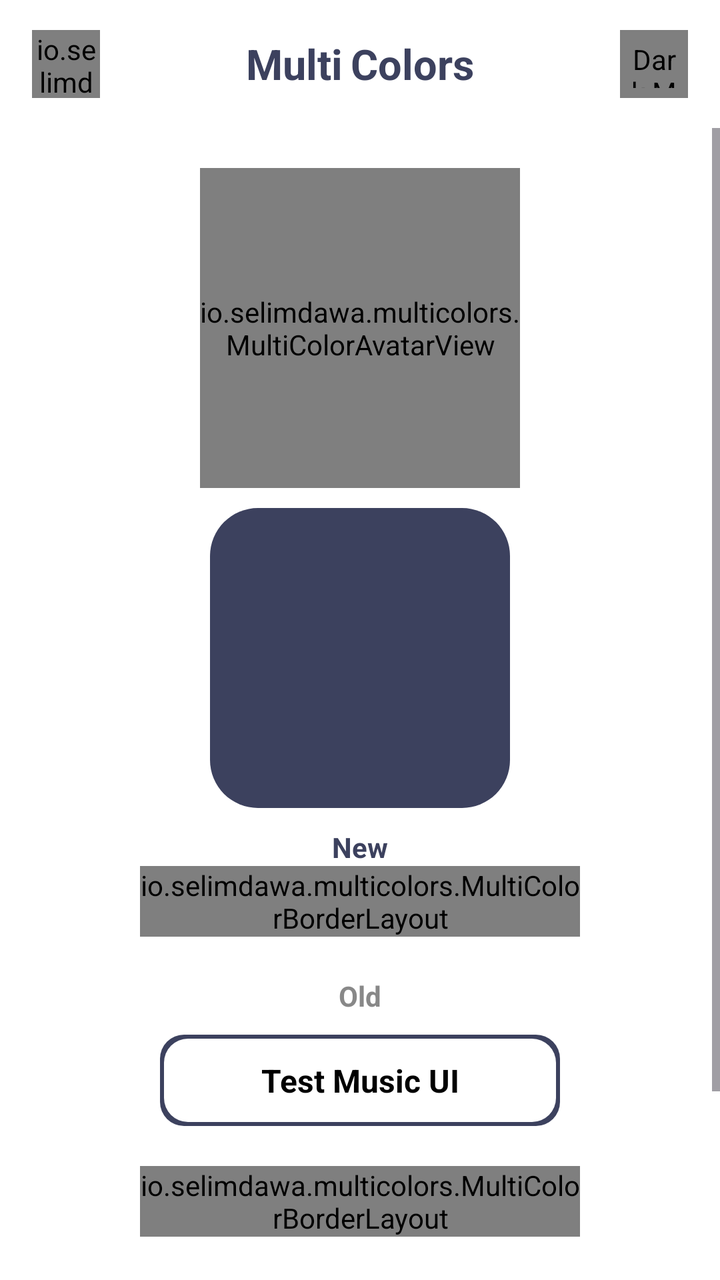
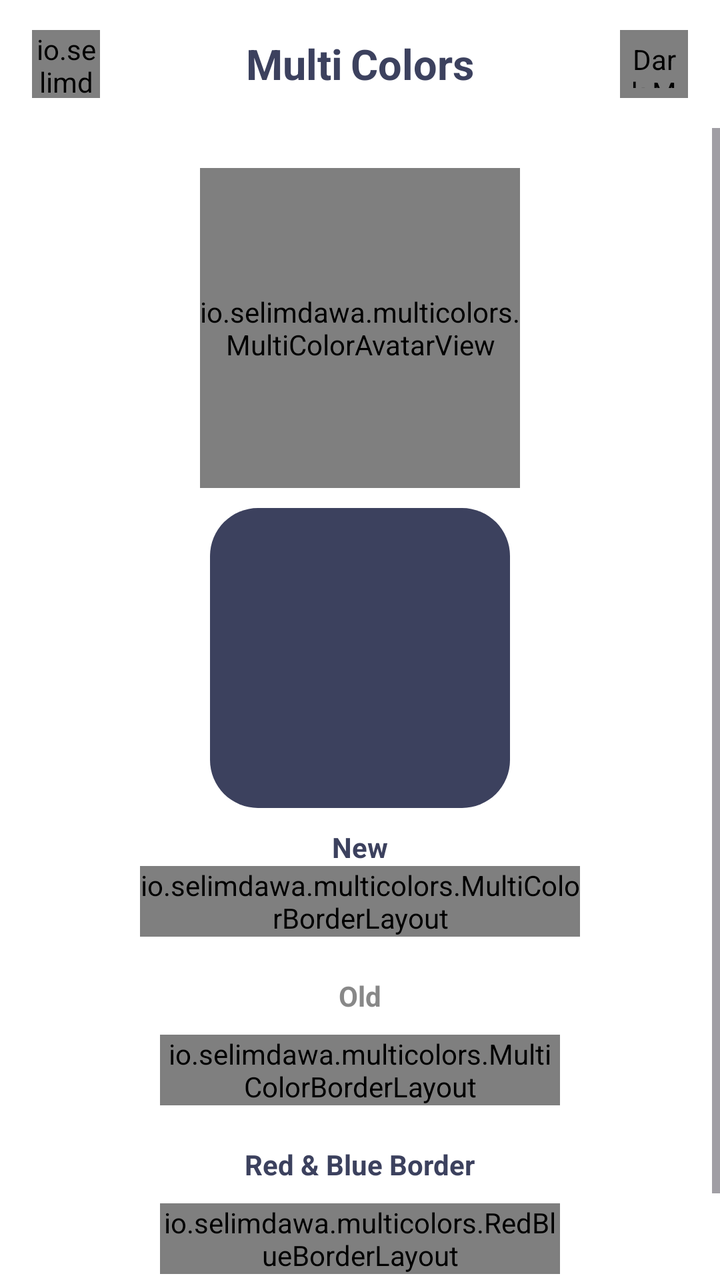

Screens rendered from an Android XML layout before and after an edit, with the pre-edit source and the edit as a unified diff.
<!-- AndroidManifest.xml: application theme Theme.MC.One -->
<!-- res/layout/activity_main.xml -->
<?xml version="1.0" encoding="utf-8"?>
<LinearLayout xmlns:android="http://schemas.android.com/apk/res/android"
    xmlns:app="http://schemas.android.com/apk/res-auto"
    android:layout_width="match_parent"
    android:layout_height="match_parent"
    android:background="?attr/colorOnBackground"
    android:orientation="vertical">

    <include
        android:id="@+id/toolbar"
        layout="@layout/toolbar_main" />

    <ScrollView
        android:layout_width="match_parent"
        android:layout_height="match_parent"
        android:fillViewport="true">

        <LinearLayout
            android:layout_width="match_parent"
            android:layout_height="wrap_content"
            android:gravity="center"
            android:orientation="vertical"
            android:paddingBottom="40dp">

            <io.selimdawa.multicolors.MultiColorAvatarView
                android:id="@+id/colorfulAvatar"
                android:layout_width="160dp"
                android:layout_height="160dp"
                android:layout_marginTop="20dp"
                app:mc_always_white="true"
                app:mc_animate_border="true"
                app:mc_animate_image="false"
                app:mc_border_rotation_duration="3000"
                app:mc_border_thickness="6dp"
                app:mc_contrast_size="0.25"
                app:mc_glow_alpha="0.6"
                app:mc_glow_radius="10dp"
                app:mc_image_background="?mc_track"
                app:mc_image_scale_type="centerCrop"
                app:mc_image_src="@color/mc_image_profile"
                app:mc_show_contrast="true"
                app:mc_use_rainbow="false" />

            <com.google.android.material.card.MaterialCardView
                android:layout_width="150dp"
                android:layout_height="150dp"
                android:layout_marginTop="10dp"
                app:cardCornerRadius="24dp"
                app:cardElevation="0dp"
                app:cardPreventCornerOverlap="true"
                app:strokeWidth="0dp">

                <View
                    android:layout_width="match_parent"
                    android:layout_height="match_parent"
                    android:background="?mc_bg" />

            </com.google.android.material.card.MaterialCardView>

            
            <TextView
                android:layout_width="wrap_content"
                android:layout_height="wrap_content"
                android:layout_marginTop="10dp"
                android:text="@string/new_version"
                android:textColor="?mc_track"
                android:textSize="14sp"
                android:textStyle="bold" />

            <io.selimdawa.multicolors.MultiColorBorderLayout
                android:id="@+id/trans"
                android:layout_width="220dp"
                android:layout_height="wrap_content"
                android:clickable="true"
                android:focusable="true"
                app:mc_animate_border="true"
                app:mc_border_rotation_duration="6000"
                app:mc_border_thickness="4dp"
                app:mc_corner_radius="10dp"
                app:mc_glow_radius="6dp"
                app:mc_use_rainbow="true">

                <TextView
                    android:layout_width="match_parent"
                    android:layout_height="wrap_content"
                    android:gravity="center"
                    android:padding="20dp"
                    android:text="@string/test_music_ui"
                    android:textColor="?colorError"
                    android:textSize="16sp"
                    android:textStyle="bold" />

            </io.selimdawa.multicolors.MultiColorBorderLayout>

            
            <TextView
                android:layout_width="wrap_content"
                android:layout_height="wrap_content"
                android:layout_marginTop="20dp"
                android:text="@string/old_version"
                android:textColor="@color/mc_gray"
                android:textSize="14sp"
                android:textStyle="bold" />

            <FrameLayout
                android:id="@+id/transOld"
                android:layout_width="200dp"
                android:layout_height="wrap_content"
                android:layout_margin="10dp"
                android:background="@drawable/background_border"
                android:clickable="true"
                android:focusable="true">

                <TextView
                    android:layout_width="match_parent"
                    android:layout_height="wrap_content"
                    android:gravity="center"
                    android:padding="12dp"
                    android:text="@string/test_music_ui"
                    android:textColor="?colorError"
                    android:textSize="16sp"
                    android:textStyle="bold" />

            </FrameLayout>

            <io.selimdawa.multicolors.MultiColorBorderLayout
                android:id="@+id/btnNightMode"
                android:layout_width="220dp"
                android:layout_height="wrap_content"
                android:layout_margin="10dp"
                android:clickable="true"
                android:focusable="true"
                app:mc_animate_border="false"
                app:mc_border_thickness="2dp"
                app:mc_corner_radius="12dp">

                <TextView
                    android:id="@+id/tvNightMode"
                    android:layout_width="match_parent"
                    android:layout_height="wrap_content"
                    android:gravity="center"
                    android:padding="12dp"
                    android:text="@string/dark_mode"
                    android:textColor="?mc_track"
                    android:textSize="16sp"
                    android:textStyle="bold" />

            </io.selimdawa.multicolors.MultiColorBorderLayout>

            <TextView
                android:layout_width="wrap_content"
                android:layout_height="wrap_content"
                android:layout_marginTop="10dp"
                android:text="@string/red_blue_border"
                android:textColor="?mc_track"
                android:textSize="14sp"
                android:textStyle="bold" />

            <io.selimdawa.multicolors.RedBlueBorderLayout
                android:id="@+id/redBlueBorder"
                android:layout_width="200dp"
                android:layout_height="wrap_content"
                android:layout_margin="10dp"
                android:clickable="true"
                android:focusable="true"
                app:mc_border_rotation_duration="6000"
                app:mc_border_thickness="5dp"
                app:mc_corner_radius="10dp"
                app:mc_glow_alpha="0.7"
                app:mc_glow_radius="12dp">

                <LinearLayout
                    android:layout_width="match_parent"
                    android:layout_height="wrap_content"
                    android:gravity="center"
                    android:orientation="vertical">

                    <TextView
                        android:layout_width="wrap_content"
                        android:layout_height="wrap_content"
                        android:layout_gravity="center"
                        android:gravity="center"
                        android:padding="21dp"
                        android:text="@string/premium_design"
                        android:textColor="?mc_track"
                        android:textSize="18sp"
                        android:textStyle="bold" />

                </LinearLayout>

            </io.selimdawa.multicolors.RedBlueBorderLayout>

        </LinearLayout>

    </ScrollView>

</LinearLayout>
<!-- res/layout/toolbar_main.xml (included above) -->
<?xml version="1.0" encoding="utf-8"?>
<RelativeLayout xmlns:android="http://schemas.android.com/apk/res/android"
    xmlns:app="http://schemas.android.com/apk/res-auto"
    android:id="@+id/card"
    android:layout_width="match_parent"
    android:layout_height="?attr/actionBarSize"
    android:background="?colorOnBackground"
    android:paddingStart="16dp"
    android:paddingEnd="16dp">

    <io.selimdawa.multicolors.MultiColorButton
        android:id="@+id/btnLogo"
        android:layout_width="34dp"
        android:layout_height="34dp"
        android:layout_centerVertical="true" />

    <LinearLayout
        android:layout_width="wrap_content"
        android:layout_height="wrap_content"
        android:layout_centerInParent="true"
        android:layout_toStartOf="@id/btnThemeToggle"
        android:layout_toEndOf="@id/btnLogo"
        android:gravity="center"
        android:orientation="horizontal">

        <TextView
            android:layout_width="wrap_content"
            android:layout_height="wrap_content"
            android:text="@string/multi"
            android:textColor="?mc_track"
            android:textSize="21sp"
            android:textStyle="bold" />

        <TextView
            android:layout_width="wrap_content"
            android:layout_height="wrap_content"
            android:layout_marginStart="4dp"
            android:text="@string/colors"
            android:textColor="?mc_tick"
            android:textSize="21sp"
            android:textStyle="bold" />
    </LinearLayout>

    <io.selimdawa.multicolors.MultiColorNightModeButton
        android:id="@+id/btnThemeToggle"
        android:layout_width="34dp"
        android:layout_height="34dp"
        android:layout_alignParentEnd="true"
        android:layout_centerVertical="true"
        android:background="@android:color/transparent"
        android:clickable="true"
        android:contentDescription="@string/dark_mode"
        android:focusable="true"
        android:padding="5dp"
        app:mc_dark_icon="@drawable/ic_night"
        app:mc_icon_color_mode="adaptive"
        app:mc_light_icon="@drawable/ic_light" />

</RelativeLayout>
<!-- resources referenced by this layout -->
<resources>
  <color name="mc_gray">#888888</color>
  <color name="mc_image_profile">#e0e0e0</color>
  <!-- drawable background_border (drawable) -->
  <?xml version="1.0" encoding="utf-8"?>
  <layer-list xmlns:android="http://schemas.android.com/apk/res/android">
      <item>
          <shape android:shape="rectangle">
              <gradient
                  android:angle="45"
                  android:endColor="?mc_tick"
                  android:startColor="?mc_track"
                  android:type="linear" />
              <corners android:radius="12dp" />
          </shape>
      </item>
      <item
          android:bottom="2dp"
          android:left="2dp"
          android:right="2dp"
          android:top="2dp">
          <shape android:shape="rectangle">
              <solid android:color="?attr/colorOnBackground" />
              <corners android:radius="12dp" />
          </shape>
      </item>
  </layer-list>
  <!-- drawable ic_night (drawable) -->
  <vector xmlns:android="http://schemas.android.com/apk/res/android"
      android:width="24dp"
      android:height="24dp"
      android:viewportWidth="24"
      android:viewportHeight="24"
      android:tint="@color/white">
    <path
        android:fillColor="@android:color/white"
        android:pathData="M12,3c-4.97,0 -9,4.03 -9,9s4.03,9 9,9s9,-4.03 9,-9c0,-0.46 -0.04,-0.92 -0.1,-1.36c-0.98,1.37 -2.58,2.26 -4.4,2.26c-2.98,0 -5.4,-2.42 -5.4,-5.4c0,-1.81 0.89,-3.42 2.26,-4.4C12.92,3.04 12.46,3 12,3z"/>
  </vector>
  <string name="colors">Colors</string>
  <string name="dark_mode">Dark Mode</string>
  <string name="multi">Multi</string>
  <string name="new_version">New</string>
  <string name="old_version">Old</string>
  <string name="premium_design">Premium Design</string>
  <string name="red_blue_border">Red &amp; Blue Border</string>
  <string name="test_music_ui">Test Music UI</string>
  <style name="Theme.MC.One" parent="MC_Base_Theme">
          <item name="mc_bg">@color/mc_basic_light</item>
          <item name="mc_tick">@color/mc_basic_light</item>
          <item name="mc_track">@color/mc_basic_light</item>
      </style>
  <color name="white">#FFFFFF</color>
  <style name="MC_Base_Theme" parent="Theme.Material3.DayNight.NoActionBar">
          <item name="android:statusBarColor">@android:color/transparent</item>
          <item name="android:windowLightStatusBar">true</item>
          <item name="android:navigationBarColor">@android:color/transparent</item>
          <item name="android:windowLightNavigationBar" tools:targetApi="o_mr1">true</item>
          <item name="android:windowBackground">?colorOnBackground</item>
          <item name="android:forceDarkAllowed" tools:targetApi="q">false</item>
          <item name="colorControlActivated">@color/mc_dark</item>
          <item name="checkboxStyle">@style/Widget.App.CheckBox</item>
          <item name="colorPrimary">@color/mc_colorPrimary</item>
          <item name="colorOnBackground">@color/mc_white</item>
          <item name="colorError">@color/mc_dark</item>
          <item name="mc_bg">@color/mc_basic_light</item>
          <item name="mc_tick">@color/mc_basic_light</item>
          <item name="mc_track">@color/mc_basic_light</item>
          <item name="mc_center">@color/mc_basic_light</item>
      </style>
  <color name="mc_basic_light">#3c415e</color>
  <color name="mc_dark">#000000</color>
  <style name="Widget.App.CheckBox" parent="Widget.Material3.CompoundButton.CheckBox">
          
          <item name="buttonTint">@color/mc_dark</item>
      </style>
  <color name="mc_colorPrimary">#fff</color>
  <color name="mc_white">#ffffff</color>
  <!-- unchanged entries left out for length: 1 -->
</resources>

<!-- the commit's change to res/layout/activity_main.xml (unified diff, before → after) -->
@@ -92,7 +92,6 @@
 
             </io.selimdawa.multicolors.MultiColorBorderLayout>
 
-            
             <TextView
                 android:layout_width="wrap_content"
                 android:layout_height="wrap_content"
@@ -102,14 +101,17 @@
                 android:textSize="14sp"
                 android:textStyle="bold" />
 
-            <FrameLayout
+            <io.selimdawa.multicolors.MultiColorBorderLayout
                 android:id="@+id/transOld"
                 android:layout_width="200dp"
                 android:layout_height="wrap_content"
                 android:layout_margin="10dp"
-                android:background="@drawable/background_border"
                 android:clickable="true"
-                android:focusable="true">
+                android:focusable="true"
+                app:mc_animate_border="true"
+                app:mc_border_thickness="3dp"
+                app:mc_corner_radius="8dp"
+                app:mc_use_rainbow="false">
 
                 <TextView
                     android:layout_width="match_parent"
@@ -118,30 +120,6 @@
                     android:padding="12dp"
                     android:text="@string/test_music_ui"
                     android:textColor="?colorError"
-                    android:textSize="16sp"
-                    android:textStyle="bold" />
-
-            </FrameLayout>
-
-            <io.selimdawa.multicolors.MultiColorBorderLayout
-                android:id="@+id/btnNightMode"
-                android:layout_width="220dp"
-                android:layout_height="wrap_content"
-                android:layout_margin="10dp"
-                android:clickable="true"
-                android:focusable="true"
-                app:mc_animate_border="false"
-                app:mc_border_thickness="2dp"
-                app:mc_corner_radius="12dp">
-
-                <TextView
-                    android:id="@+id/tvNightMode"
-                    android:layout_width="match_parent"
-                    android:layout_height="wrap_content"
-                    android:gravity="center"
-                    android:padding="12dp"
-                    android:text="@string/dark_mode"
-                    android:textColor="?mc_track"
                     android:textSize="16sp"
                     android:textStyle="bold" />
 
<!-- resource entries referenced after the edit -->
@@ -2,30 +2,6 @@
 <resources>
   <color name="mc_gray">#888888</color>
   <color name="mc_image_profile">#e0e0e0</color>
-  <!-- drawable background_border (drawable) -->
-  <?xml version="1.0" encoding="utf-8"?>
-  <layer-list xmlns:android="http://schemas.android.com/apk/res/android">
-      <item>
-          <shape android:shape="rectangle">
-              <gradient
-                  android:angle="45"
-                  android:endColor="?mc_tick"
-                  android:startColor="?mc_track"
-                  android:type="linear" />
-              <corners android:radius="12dp" />
-          </shape>
-      </item>
-      <item
-          android:bottom="2dp"
-          android:left="2dp"
-          android:right="2dp"
-          android:top="2dp">
-          <shape android:shape="rectangle">
-              <solid android:color="?attr/colorOnBackground" />
-              <corners android:radius="12dp" />
-          </shape>
-      </item>
-  </layer-list>
   <!-- drawable ic_night (drawable) -->
   <vector xmlns:android="http://schemas.android.com/apk/res/android"
       android:width="24dp"
